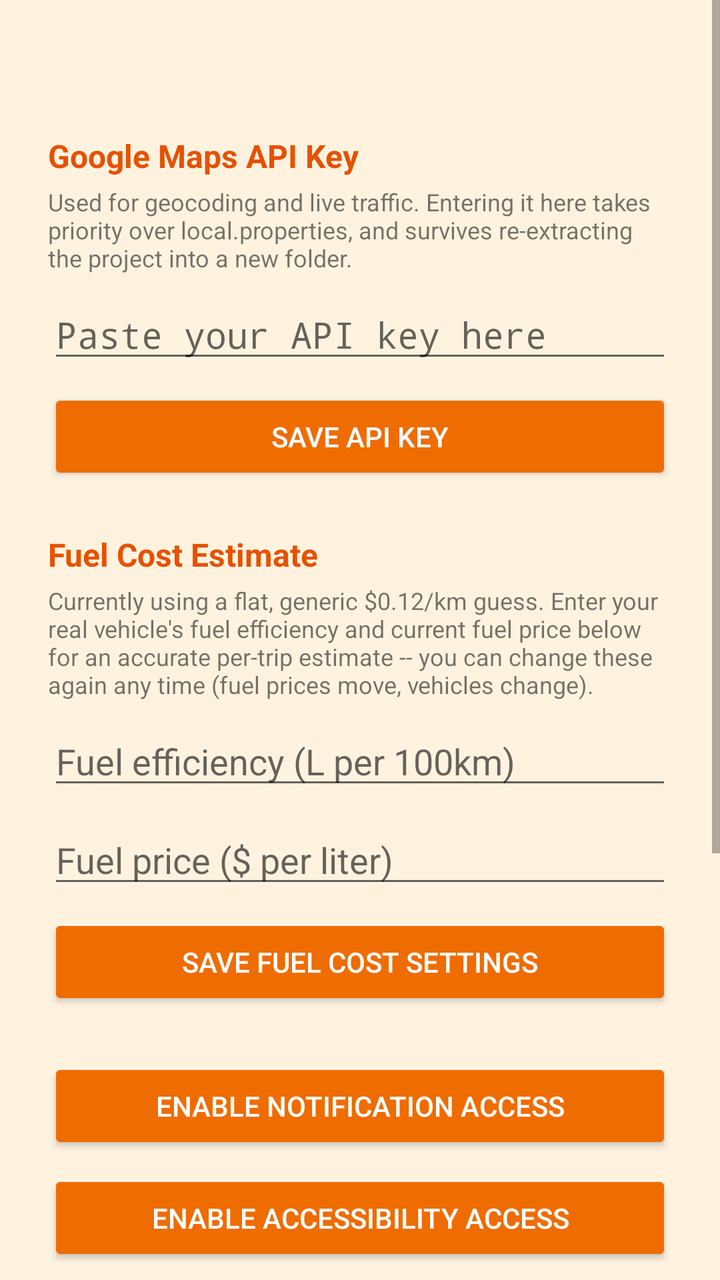
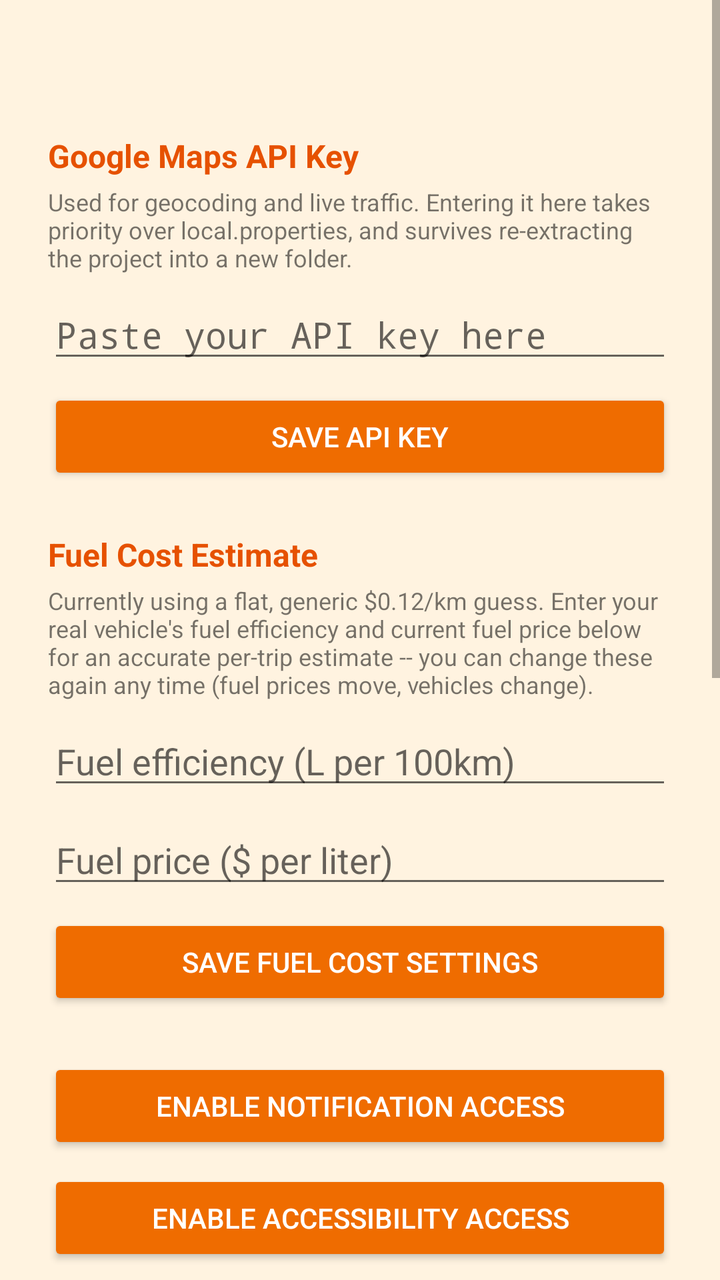

The first picture is an Android layout as it rendered before a commit; the second is the same layout after the commit. The layout source and the unified diff follow.
<!-- AndroidManifest.xml: activity theme Theme.DasherMonitor.Permissions -->
<!-- res/layout/activity_permissions.xml -->
<?xml version="1.0" encoding="utf-8"?>
<ScrollView xmlns:android="http://schemas.android.com/apk/res/android"
    android:layout_width="match_parent"
    android:layout_height="match_parent"
    android:background="@color/permissions_orange_light">

<LinearLayout
    android:layout_width="match_parent"
    android:layout_height="wrap_content"
    android:orientation="vertical"
    android:gravity="center_horizontal"
    android:padding="24dp">

    <TextView
        android:id="@+id/permissionStatusText"
        android:layout_width="match_parent"
        android:layout_height="wrap_content"
        android:textSize="14sp"
        android:text="" />

    <TextView
        android:layout_width="match_parent"
        android:layout_height="wrap_content"
        android:layout_marginTop="24dp"
        android:textSize="16sp"
        android:textStyle="bold"
        android:textColor="@color/permissions_orange_dark"
        android:text="@string/google_maps_api_key_heading" />

    <TextView
        android:layout_width="match_parent"
        android:layout_height="wrap_content"
        android:layout_marginTop="4dp"
        android:textSize="12sp"
        android:text="@string/google_maps_api_key_subtext" />

    <EditText
        android:id="@+id/apiKeyInput"
        android:layout_width="match_parent"
        android:layout_height="wrap_content"
        android:layout_marginTop="8dp"
        android:hint="@string/api_key_hint"
        android:inputType="textVisiblePassword"
        android:fontFamily="monospace"
        android:textColor="?android:attr/textColorPrimary"
        android:textColorHint="?android:attr/textColorSecondary" />

    <Button
        android:id="@+id/saveApiKeyButton"
        android:backgroundTint="?attr/colorPrimary"
        android:textColor="#FFFFFF"
        android:layout_width="match_parent"
        android:layout_height="wrap_content"
        android:layout_marginTop="8dp"
        android:text="@string/save_api_key" />

    <TextView
        android:layout_width="match_parent"
        android:layout_height="wrap_content"
        android:layout_marginTop="24dp"
        android:textSize="16sp"
        android:textStyle="bold"
        android:textColor="@color/permissions_orange_dark"
        android:text="@string/fuel_cost_heading" />

    <TextView
        android:id="@+id/fuelCostSubtext"
        android:layout_width="match_parent"
        android:layout_height="wrap_content"
        android:layout_marginTop="4dp"
        android:textSize="12sp"
        android:text="@string/fuel_cost_subtext_default" />

    <EditText
        android:id="@+id/fuelEfficiencyInput"
        android:layout_width="match_parent"
        android:layout_height="wrap_content"
        android:layout_marginTop="8dp"
        android:hint="@string/fuel_efficiency_hint"
        android:inputType="numberDecimal"
        android:textColor="?android:attr/textColorPrimary"
        android:textColorHint="?android:attr/textColorSecondary" />

    <EditText
        android:id="@+id/fuelPriceInput"
        android:layout_width="match_parent"
        android:layout_height="wrap_content"
        android:layout_marginTop="8dp"
        android:hint="@string/fuel_price_hint"
        android:inputType="numberDecimal"
        android:textColor="?android:attr/textColorPrimary"
        android:textColorHint="?android:attr/textColorSecondary" />

    <Button
        android:id="@+id/saveFuelCostButton"
        android:backgroundTint="?attr/colorPrimary"
        android:textColor="#FFFFFF"
        android:layout_width="match_parent"
        android:layout_height="wrap_content"
        android:layout_marginTop="8dp"
        android:text="@string/save_fuel_cost" />

    <Button
        android:id="@+id/notifAccessButton"
        android:backgroundTint="?attr/colorPrimary"
        android:textColor="#FFFFFF"
        android:layout_width="match_parent"
        android:layout_height="wrap_content"
        android:layout_marginTop="24dp"
        android:text="@string/enable_notification_access" />

    <Button
        android:id="@+id/accessibilityButton"
        android:backgroundTint="?attr/colorPrimary"
        android:textColor="#FFFFFF"
        android:layout_width="match_parent"
        android:layout_height="wrap_content"
        android:layout_marginTop="8dp"
        android:text="@string/enable_accessibility_access" />

    <Button
        android:id="@+id/overlayPermissionButton"
        android:backgroundTint="?attr/colorPrimary"
        android:textColor="#FFFFFF"
        android:layout_width="match_parent"
        android:layout_height="wrap_content"
        android:layout_marginTop="8dp"
        android:text="@string/enable_overlay_permission" />

    <Button
        android:id="@+id/batteryOptimizationButton"
        android:backgroundTint="?attr/colorPrimary"
        android:textColor="#FFFFFF"
        android:layout_width="match_parent"
        android:layout_height="wrap_content"
        android:layout_marginTop="8dp"
        android:text="@string/disable_battery_optimization" />

    <Button
        android:id="@+id/oemBackgroundButton"
        android:backgroundTint="?attr/colorPrimary"
        android:textColor="#FFFFFF"
        android:layout_width="match_parent"
        android:layout_height="wrap_content"
        android:layout_marginTop="8dp"
        android:visibility="gone"
        android:text="@string/open_oem_background_settings" />

    <Button
        android:id="@+id/activityRecognitionButton"
        android:backgroundTint="?attr/colorPrimary"
        android:textColor="#FFFFFF"
        android:layout_width="match_parent"
        android:layout_height="wrap_content"
        android:layout_marginTop="8dp"
        android:text="@string/enable_activity_recognition" />

    <Button
        android:id="@+id/trustedContactsButton"
        android:backgroundTint="?attr/colorPrimary"
        android:textColor="#FFFFFF"
        android:layout_width="match_parent"
        android:layout_height="wrap_content"
        android:layout_marginTop="24dp"
        android:text="@string/nav_trusted_contacts" />

    <Button
        android:id="@+id/cannedRepliesButton"
        android:backgroundTint="?attr/colorPrimary"
        android:textColor="#FFFFFF"
        android:layout_width="match_parent"
        android:layout_height="wrap_content"
        android:layout_marginTop="8dp"
        android:text="@string/nav_canned_replies" />

</LinearLayout>
</ScrollView>
<!-- resources referenced by this layout -->
<resources>
  <color name="permissions_orange_dark">#E65100</color>
  <color name="permissions_orange_light">#FFF3E0</color>
  <string name="api_key_hint">Paste your API key here</string>
  <string name="disable_battery_optimization">Disable Battery Optimization</string>
  <string name="enable_accessibility_access">Enable Accessibility Access</string>
  <string name="enable_activity_recognition">Enable Activity Recognition (General-Driving Auto-Start)</string>
  <string name="enable_notification_access">Enable Notification Access</string>
  <string name="enable_overlay_permission">Enable Overlay Permission</string>
  <string name="fuel_cost_heading">Fuel Cost Estimate</string>
  <string name="fuel_cost_subtext_default">Currently using a flat, generic $0.12/km guess. Enter your real vehicle\'s fuel efficiency and current fuel price below for an accurate per-trip estimate -- you can change these again any time (fuel prices move, vehicles change).</string>
  <string name="fuel_efficiency_hint">Fuel efficiency (L per 100km)</string>
  <string name="fuel_price_hint">Fuel price ($ per liter)</string>
  <string name="google_maps_api_key_heading">Google Maps API Key</string>
  <string name="google_maps_api_key_subtext">Used for geocoding and live traffic. Entering it here takes priority over local.properties, and survives re-extracting the project into a new folder.</string>
  <string name="nav_canned_replies">Canned Replies</string>
  <string name="nav_trusted_contacts">Trusted Contacts</string>
  <string name="open_oem_background_settings">Fix Background/Autostart Settings</string>
  <string name="save_api_key">Save API Key</string>
  <string name="save_fuel_cost">Save Fuel Cost Settings</string>
  <style name="Theme.DasherMonitor.Permissions">
          <item name="colorPrimary">@color/permissions_orange</item>
          <item name="colorPrimaryDark">@color/permissions_orange_dark</item>
          <item name="colorAccent">@color/permissions_orange</item>
      </style>
  <color name="permissions_orange">#EF6C00</color>
</resources>

<!-- the commit's change to res/layout/activity_permissions.xml (unified diff, before → after) -->
@@ -155,6 +155,60 @@
         android:layout_marginTop="8dp"
         android:text="@string/enable_activity_recognition" />
 
+    <TextView
+        android:layout_width="match_parent"
+        android:layout_height="wrap_content"
+        android:layout_marginTop="24dp"
+        android:textSize="16sp"
+        android:textStyle="bold"
+        android:textColor="@color/permissions_orange_dark"
+        android:text="@string/screen_recording_heading" />
+
+    <TextView
+        android:layout_width="match_parent"
+        android:layout_height="wrap_content"
+        android:layout_marginTop="4dp"
+        android:textSize="12sp"
+        android:text="@string/screen_recording_subtext" />
+
+    <LinearLayout
+        android:layout_width="match_parent"
+        android:layout_height="wrap_content"
+        android:orientation="horizontal"
+        android:gravity="center_vertical"
+        android:layout_marginTop="8dp">
+
+        <TextView
+            android:layout_width="0dp"
+            android:layout_height="wrap_content"
+            android:layout_weight="1"
+            android:textSize="14sp"
+            android:text="@string/screen_recording_toggle" />
+
+        <Switch
+            android:id="@+id/screenRecordingSwitch"
+            android:layout_width="wrap_content"
+            android:layout_height="wrap_content" />
+
+    </LinearLayout>
+
+    <TextView
+        android:id="@+id/screenRecordingStatusText"
+        android:layout_width="match_parent"
+        android:layout_height="wrap_content"
+        android:layout_marginTop="4dp"
+        android:textSize="12sp"
+        android:text="@string/screen_recording_status_default" />
+
+    <Button
+        android:id="@+id/deleteAllRecordingsButton"
+        android:backgroundTint="?attr/colorPrimary"
+        android:textColor="#FFFFFF"
+        android:layout_width="match_parent"
+        android:layout_height="wrap_content"
+        android:layout_marginTop="8dp"
+        android:text="@string/delete_all_recordings" />
+
     <Button
         android:id="@+id/trustedContactsButton"
         android:backgroundTint="?attr/colorPrimary"
<!-- resource entries referenced after the edit -->
@@ -3,6 +3,7 @@
   <color name="permissions_orange_dark">#E65100</color>
   <color name="permissions_orange_light">#FFF3E0</color>
   <string name="api_key_hint">Paste your API key here</string>
+  <string name="delete_all_recordings">Delete All Recordings</string>
   <string name="disable_battery_optimization">Disable Battery Optimization</string>
   <string name="enable_accessibility_access">Enable Accessibility Access</string>
   <string name="enable_activity_recognition">Enable Activity Recognition (General-Driving Auto-Start)</string>
@@ -19,6 +20,10 @@
   <string name="open_oem_background_settings">Fix Background/Autostart Settings</string>
   <string name="save_api_key">Save API Key</string>
   <string name="save_fuel_cost">Save Fuel Cost Settings</string>
+  <string name="screen_recording_heading">Screen Recording</string>
+  <string name="screen_recording_status_default">No recordings yet.</string>
+  <string name="screen_recording_subtext">Records the WHOLE device screen for the duration of each trip, using Android\'s own screen-capture permission -- not just this app\'s UI. If you switch to another app mid-trip (messages, banking, anything), that is captured too. Off by default. Recordings are saved privately on this device only, never uploaded anywhere.</string>
+  <string name="screen_recording_toggle">Record screen during trips</string>
   <style name="Theme.DasherMonitor.Permissions">
           <item name="colorPrimary">@color/permissions_orange</item>
           <item name="colorPrimaryDark">@color/permissions_orange_dark</item>
